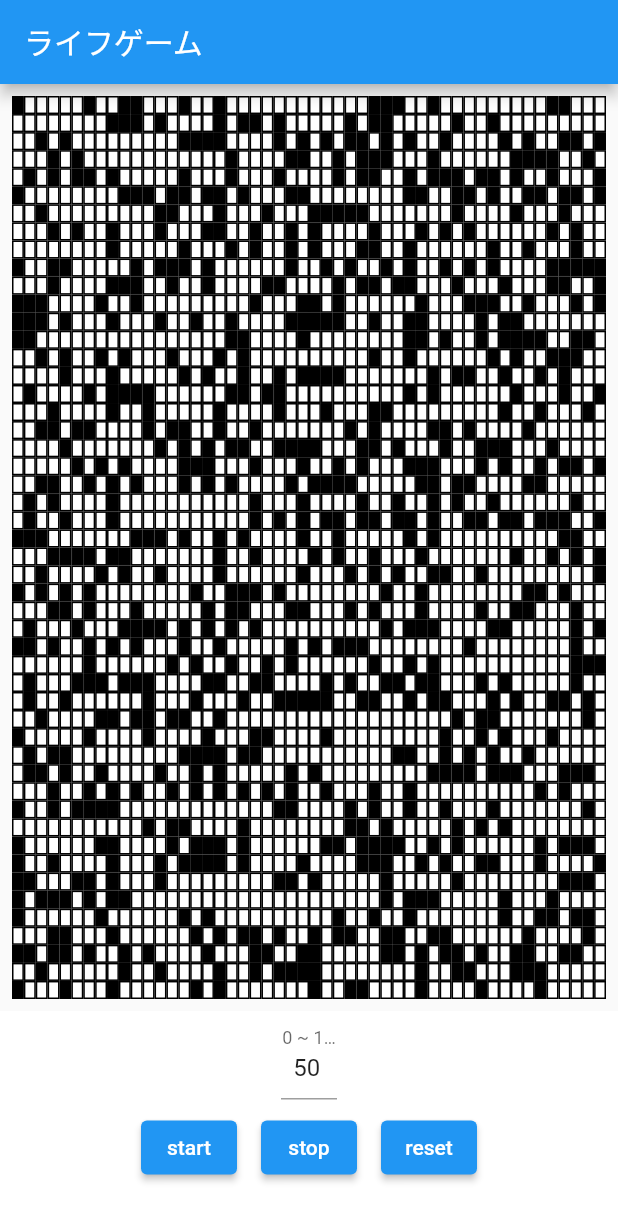
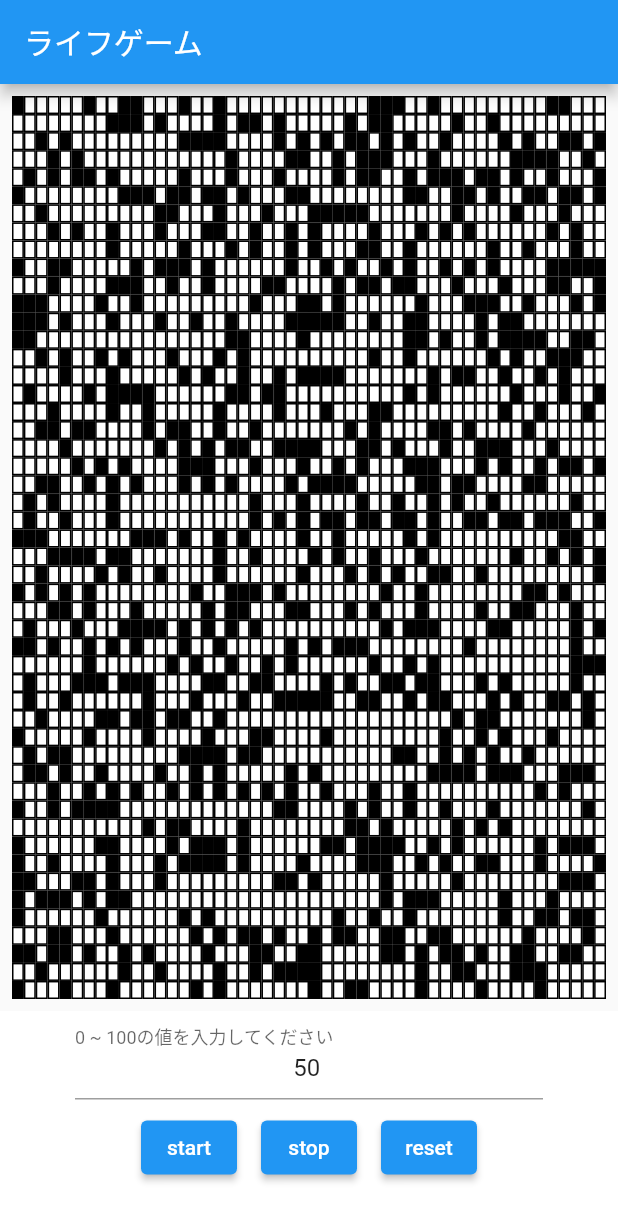
Before and after one commit to seiyu-nico/flutter-lifegame, a Flutter app: the screen it shows after launch, on a phone screen of 412 x 824 dp. Shown: the top 1221 px of the screen. Run offline on Flutter 3.47's test engine with Material 2 defaults, Android fonts, the phone set to English and light mode, and no system bars; our stand-ins replace flutter_riverpod.

Commit message:
幅の指定を削除 (#2)
Co-authored-by: Yusei Ishii <yuseiishii141+git@gmail.com>

```diff
--- a/lib/controls.dart
+++ b/lib/controls.dart
@@ -24,7 +24,6 @@ class Controls extends ConsumerWidget {
       child: Column(
         children: [
           Container(
-            width: MediaQuery.of(context).size.width / 3,
             alignment: Alignment.center,
             padding: const EdgeInsets.symmetric(horizontal: 50.0),
             child: Consumer(builder: (context, ref, _) {
```
